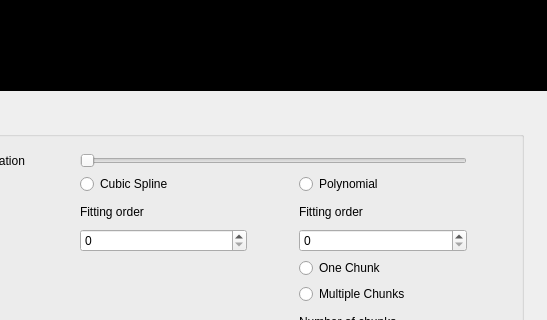
First picture: the form in GUI.ui, repository SandraAdel/Signal-Interpolation-and-Curve-Fitting-Accuracy-and-Efficacy-Illustrator, before the edit; both pictures show x 144 to 691 and y 318 to 638 of the 1382 by 826 pixel window.
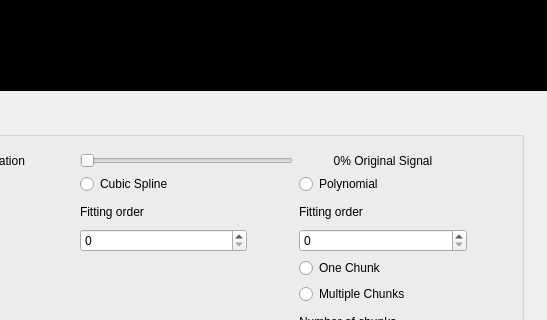
Second picture: the form after the edit. Icons and pictures are not drawn. Custom widgets are drawn as their Qt base class.

Commit message: extrapolation percentage label

```diff
--- a/GUI.ui
+++ b/GUI.ui
@@ -323,13 +323,6 @@
           <item row="4" column="3">
            <widget class="QSpinBox" name="polynomialFittingOrderSpinBox"/>
           </item>
-          <item row="1" column="1" colspan="3">
-           <widget class="QSlider" name="extrapolationHorizontalSlider">
-            <property name="orientation">
-             <enum>Qt::Horizontal</enum>
-            </property>
-           </widget>
-          </item>
           <item row="1" column="0">
            <widget class="QLabel" name="extrapolationLabel">
             <property name="text">
@@ -340,6 +333,26 @@
             </property>
            </widget>
           </item>
+          <item row="1" column="1" colspan="2">
+           <widget class="QSlider" name="extrapolationHorizontalSlider">
+            <property name="maximum">
+             <number>100</number>
+            </property>
+            <property name="orientation">
+             <enum>Qt::Horizontal</enum>
+            </property>
+           </widget>
+          </item>
+          <item row="1" column="3">
+           <widget class="QLabel" name="extrapolationPercentageLabel">
+            <property name="text">
+             <string>0% Original Signal</string>
+            </property>
+            <property name="alignment">
+             <set>Qt::AlignCenter</set>
+            </property>
+           </widget>
+          </item>
          </layout>
         </widget>
        </widget>
```
The commit also changes 2 other files.
